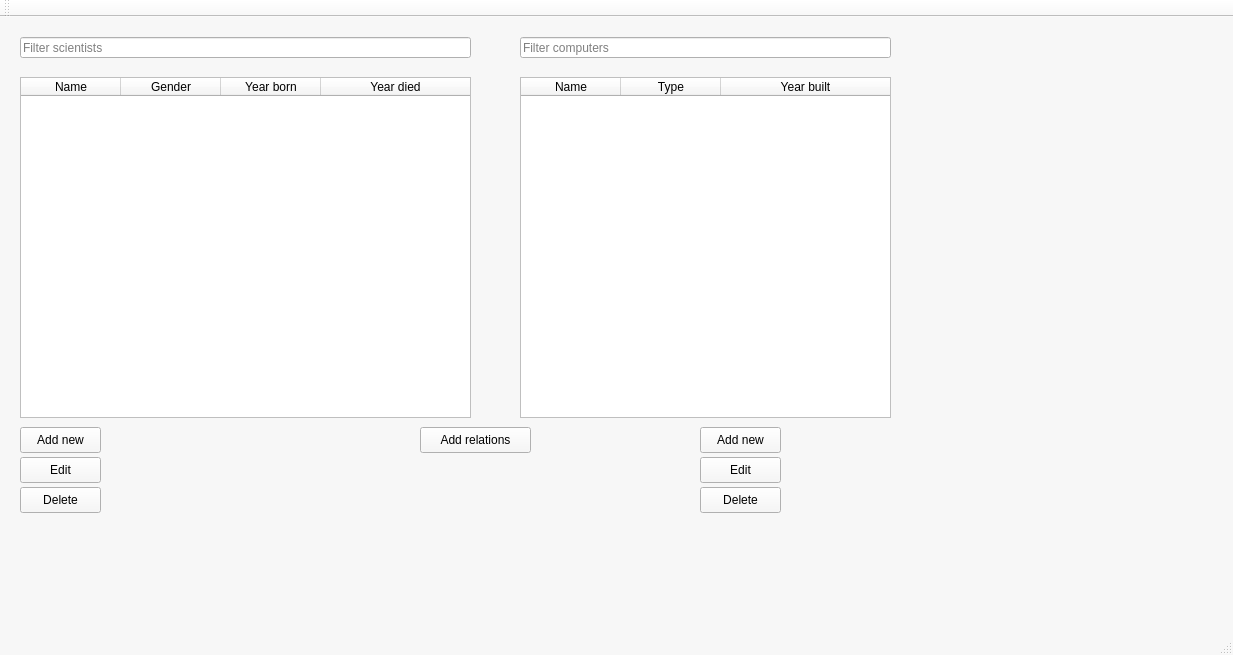
Hopur-50/Verkefni3, file mainwindow.ui: the form before one commit.
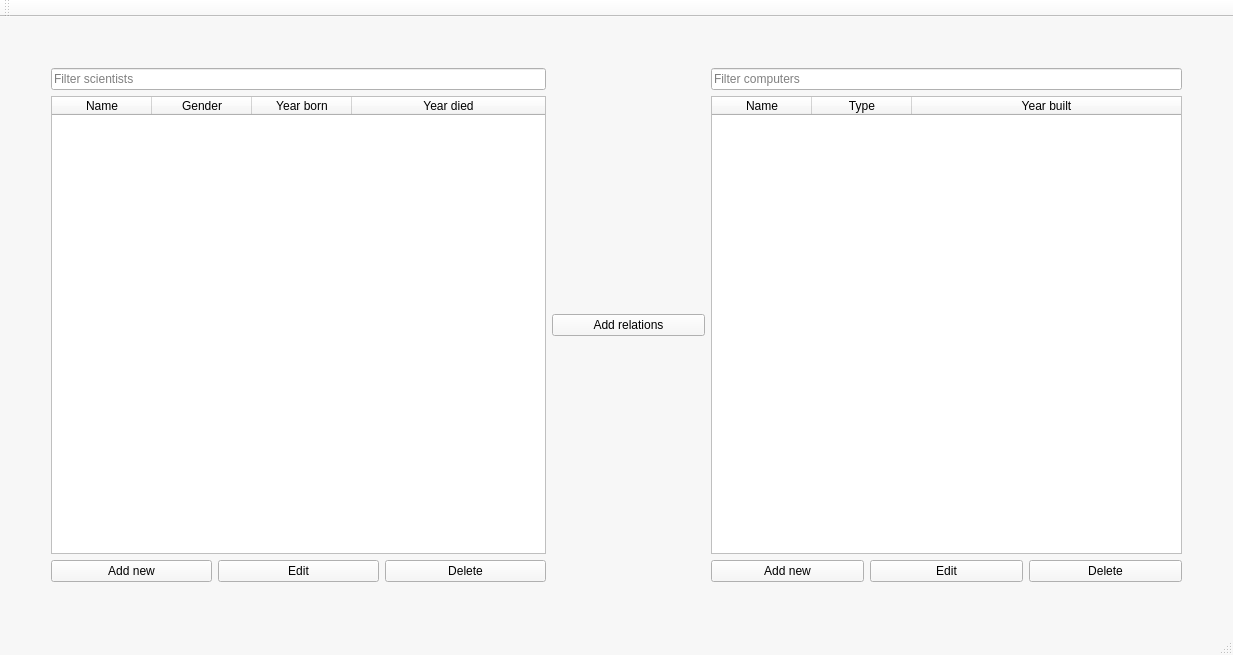
The form after the commit.

Commit message: layout changes on main window

The edit to the form file:
```diff
--- a/mainwindow.ui
+++ b/mainwindow.ui
@@ -429,121 +429,109 @@
    <string>MainWindow</string>
   </property>
   <widget class="QWidget" name="centralWidget">
-   <widget class="QPushButton" name="deleteComputerButton">
-    <property name="geometry">
-     <rect>
-      <x>700</x>
-      <y>470</y>
-      <width>81</width>
-      <height>26</height>
-     </rect>
-    </property>
-    <property name="text">
-     <string>Delete</string>
-    </property>
-   </widget>
-   <widget class="QPushButton" name="addNewComputerButton">
-    <property name="geometry">
-     <rect>
-      <x>700</x>
-      <y>410</y>
-      <width>81</width>
-      <height>26</height>
-     </rect>
-    </property>
-    <property name="text">
-     <string>Add new</string>
-    </property>
-   </widget>
-   <widget class="QPushButton" name="deleteScientistButton">
-    <property name="geometry">
-     <rect>
-      <x>20</x>
-      <y>470</y>
-      <width>81</width>
-      <height>26</height>
-     </rect>
-    </property>
-    <property name="text">
-     <string>Delete</string>
-    </property>
-   </widget>
+   <layout class="QHBoxLayout" name="horizontalLayout">
+    <item>
+     <spacer name="horizontalSpacer">
+      <property name="orientation">
+       <enum>Qt::Horizontal</enum>
+      </property>
+      <property name="sizeType">
+       <enum>QSizePolicy::Fixed</enum>
+      </property>
+      <property name="sizeHint" stdset="0">
+       <size>
+        <width>40</width>
+        <height>20</height>
+       </size>
+      </property>
+     </spacer>
+    </item>
+    <item>
+     <layout class="QGridLayout" name="gridLayout">
+      <item row="0" column="0" colspan="7">
+       <spacer name="verticalSpacer">
+        <property name="orientation">
+         <enum>Qt::Vertical</enum>
+        </property>
+        <property name="sizeType">
+         <enum>QSizePolicy::Fixed</enum>
+        </property>
+        <property name="sizeHint" stdset="0">
+         <size>
+          <width>20</width>
+          <height>40</height>
+         </size>
+        </property>
+       </spacer>
+      </item>
+      <item row="3" column="5">
    <widget class="QPushButton" name="editComputerButton">
-    <property name="geometry">
-     <rect>
-      <x>700</x>
-      <y>440</y>
-      <width>81</width>
-      <height>26</height>
-     </rect>
-    </property>
     <property name="text">
      <string>Edit</string>
     </property>
    </widget>
-   <widget class="QPushButton" name="addNewScientistButton">
-    <property name="geometry">
-     <rect>
-      <x>20</x>
-      <y>410</y>
-      <width>81</width>
-      <height>26</height>
-     </rect>
-    </property>
-    <property name="text">
-     <string>Add new</string>
-    </property>
-   </widget>
-   <widget class="QPushButton" name="editScientistButton">
-    <property name="geometry">
-     <rect>
-      <x>20</x>
-      <y>440</y>
-      <width>81</width>
-      <height>26</height>
-     </rect>
-    </property>
-    <property name="text">
-     <string>Edit</string>
-    </property>
-   </widget>
+      </item>
+      <item row="2" column="3">
    <widget class="QPushButton" name="addRelationsButton">
-    <property name="geometry">
-     <rect>
-      <x>420</x>
-      <y>410</y>
-      <width>111</width>
-      <height>26</height>
-     </rect>
-    </property>
     <property name="text">
      <string>Add relations</string>
     </property>
    </widget>
+      </item>
+      <item row="3" column="6">
+       <widget class="QPushButton" name="deleteComputerButton">
+        <property name="text">
+         <string>Delete</string>
+        </property>
+       </widget>
+      </item>
+      <item row="2" column="0" colspan="3">
    <widget class="QTableWidget" name="tableScientist">
-    <property name="geometry">
-     <rect>
-      <x>20</x>
-      <y>60</y>
-      <width>451</width>
-      <height>341</height>
-     </rect>
+        <property name="enabled">
+         <bool>true</bool>
+        </property>
+        <property name="minimumSize">
+         <size>
+          <width>300</width>
+          <height>0</height>
+         </size>
     </property>
     <property name="frameShape">
      <enum>QFrame::StyledPanel</enum>
     </property>
+        <property name="frameShadow">
+         <enum>QFrame::Sunken</enum>
+        </property>
     <property name="verticalScrollBarPolicy">
      <enum>Qt::ScrollBarAsNeeded</enum>
     </property>
     <property name="horizontalScrollBarPolicy">
      <enum>Qt::ScrollBarAlwaysOff</enum>
     </property>
+        <property name="sizeAdjustPolicy">
+         <enum>QAbstractScrollArea::AdjustToContentsOnFirstShow</enum>
+        </property>
+        <property name="editTriggers">
+         <set>QAbstractItemView::NoEditTriggers</set>
+        </property>
+        <property name="selectionMode">
+         <enum>QAbstractItemView::SingleSelection</enum>
+        </property>
     <property name="selectionBehavior">
      <enum>QAbstractItemView::SelectRows</enum>
     </property>
+        <property name="horizontalScrollMode">
+         <enum>QAbstractItemView::ScrollPerPixel</enum>
+        </property>
+        <property name="showGrid">
+         <bool>false</bool>
+        </property>
     <property name="sortingEnabled">
      <bool>true</bool>
     </property>
+        <property name="wordWrap">
+         <bool>false</bool>
+        </property>
     <attribute name="horizontalHeaderVisible">
      <bool>true</bool>
     </attribute>
@@ -601,14 +589,21 @@
      </property>
     </column>
    </widget>
+      </item>
+      <item row="1" column="4" colspan="3">
+       <widget class="QLineEdit" name="inputFilterComputers">
+        <property name="placeholderText">
+         <string>Filter computers</string>
+        </property>
+       </widget>
+      </item>
+      <item row="2" column="4" colspan="3">
    <widget class="QTableWidget" name="tableComputer">
-    <property name="geometry">
-     <rect>
-      <x>520</x>
-      <y>60</y>
-      <width>371</width>
-      <height>341</height>
-     </rect>
+        <property name="minimumSize">
+         <size>
+          <width>300</width>
+          <height>0</height>
+         </size>
     </property>
     <property name="horizontalScrollBarPolicy">
      <enum>Qt::ScrollBarAlwaysOff</enum>
@@ -625,6 +620,9 @@
     <attribute name="horizontalHeaderHighlightSections">
      <bool>true</bool>
     </attribute>
+        <attribute name="horizontalHeaderMinimumSectionSize">
+         <number>40</number>
+        </attribute>
     <attribute name="horizontalHeaderShowSortIndicator" stdset="0">
      <bool>true</bool>
     </attribute>
@@ -662,15 +660,9 @@
      </property>
     </column>
    </widget>
+      </item>
+      <item row="1" column="0" colspan="3">
    <widget class="QLineEdit" name="inputFilterScientists">
-    <property name="geometry">
-     <rect>
-      <x>20</x>
-      <y>20</y>
-      <width>451</width>
-      <height>21</height>
-     </rect>
-    </property>
     <property name="text">
      <string/>
     </property>
@@ -678,19 +670,70 @@
      <string>Filter scientists</string>
     </property>
    </widget>
-   <widget class="QLineEdit" name="inputFilterComputers">
-    <property name="geometry">
-     <rect>
-      <x>520</x>
-      <y>20</y>
-      <width>371</width>
-      <height>21</height>
-     </rect>
-    </property>
-    <property name="placeholderText">
-     <string>Filter computers</string>
-    </property>
-   </widget>
+      </item>
+      <item row="3" column="2">
+       <widget class="QPushButton" name="deleteScientistButton">
+        <property name="text">
+         <string>Delete</string>
+        </property>
+       </widget>
+      </item>
+      <item row="3" column="0">
+       <widget class="QPushButton" name="addNewScientistButton">
+        <property name="text">
+         <string>Add new</string>
+        </property>
+       </widget>
+      </item>
+      <item row="3" column="1">
+       <widget class="QPushButton" name="editScientistButton">
+        <property name="text">
+         <string>Edit</string>
+        </property>
+       </widget>
+      </item>
+      <item row="3" column="4">
+       <widget class="QPushButton" name="addNewComputerButton">
+        <property name="text">
+         <string>Add new</string>
+        </property>
+       </widget>
+      </item>
+      <item row="4" column="0" colspan="7">
+       <spacer name="verticalSpacer_2">
+        <property name="orientation">
+         <enum>Qt::Vertical</enum>
+        </property>
+        <property name="sizeType">
+         <enum>QSizePolicy::Fixed</enum>
+        </property>
+        <property name="sizeHint" stdset="0">
+         <size>
+          <width>20</width>
+          <height>40</height>
+         </size>
+        </property>
+       </spacer>
+      </item>
+     </layout>
+    </item>
+    <item>
+     <spacer name="horizontalSpacer_2">
+      <property name="orientation">
+       <enum>Qt::Horizontal</enum>
+      </property>
+      <property name="sizeType">
+       <enum>QSizePolicy::Fixed</enum>
+      </property>
+      <property name="sizeHint" stdset="0">
+       <size>
+        <width>40</width>
+        <height>20</height>
+       </size>
+      </property>
+     </spacer>
+    </item>
+   </layout>
   </widget>
   <widget class="QMenuBar" name="menuBar">
    <property name="geometry">
```
Left out of the diff: 2 changed lines with no effect on the pictures. Lines whose indentation alone changed are shown as unchanged.
